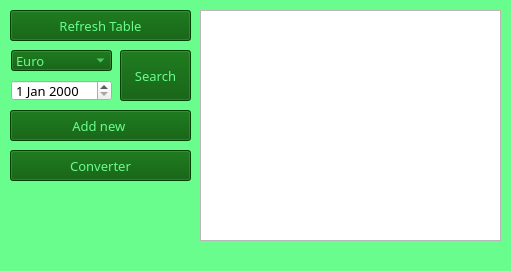
This is stonks.ui in vorusha/Ashurov_A_T as Qt 5 draws it before an edit. The edited form follows.
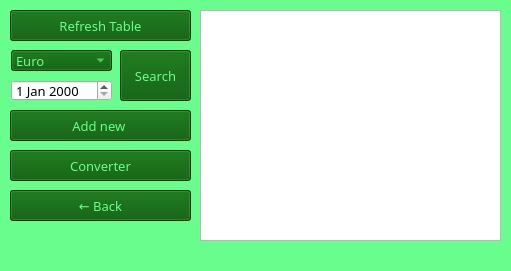
This is the edited form.

```diff
--- a/stonks.ui
+++ b/stonks.ui
@@ -260,6 +260,32 @@
      <string>Add new </string>
     </property>
    </widget>
+   <widget class="QPushButton" name="pushButton_5">
+    <property name="geometry">
+     <rect>
+      <x>10</x>
+      <y>190</y>
+      <width>181</width>
+      <height>31</height>
+     </rect>
+    </property>
+    <property name="font">
+     <font>
+      <family>MS Reference Sans Serif</family>
+      <pointsize>10</pointsize>
+     </font>
+    </property>
+    <property name="cursor">
+     <cursorShape>PointingHandCursor</cursorShape>
+    </property>
+    <property name="styleSheet">
+     <string notr="true">color:  rgb(104, 253, 141);
+background-color: rgb(0, 85, 0);</string>
+    </property>
+    <property name="text">
+     <string>← Back</string>
+    </property>
+   </widget>
   </widget>
   <widget class="QMenuBar" name="menubar">
    <property name="geometry">
```
